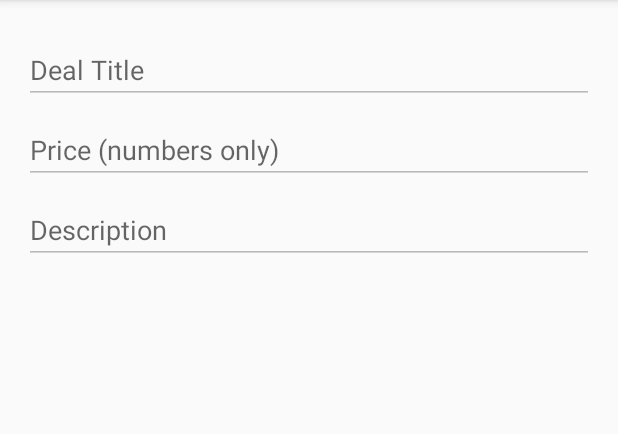
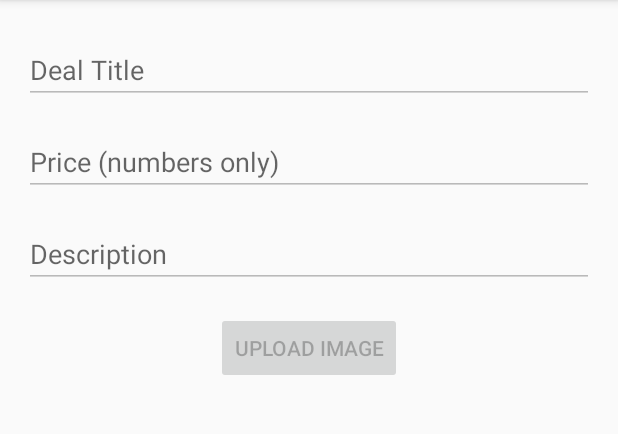
Before and after one commit to ireolaniyan/Travelmantics, an Android app: the DealActivity screen opened directly, with no data from a screen before it, on a phone screen of 412 x 824 dp, the part 84-518 px from its top. Run offline under Robolectric (Android 15) with nearby library versions, the phone set to English and light mode, and no system bars; our stand-ins replace Firebase (no records; nobody signed in at launch, a user with empty details on screens opened directly), Picasso.

Commit message:
feat: image upload and delete

```diff
--- a/app/build.gradle
+++ b/app/build.gradle
@@ -26,8 +26,11 @@ dependencies {
 
     implementation 'com.google.firebase:firebase-core:17.0.0'
     implementation 'com.google.firebase:firebase-database:18.0.1'
+    implementation 'com.google.firebase:firebase-storage:18.1.1'
     implementation 'com.google.firebase:firebase-auth:17.0.0'
     implementation 'com.firebaseui:firebase-ui-auth:5.0.0'
+
+    implementation 'com.squareup.picasso:picasso:2.5.2'
 
     testImplementation 'junit:junit:4.12'
     androidTestImplementation 'androidx.test:runner:1.2.0'
--- a/app/src/main/res/layout/activity_insert.xml
+++ b/app/src/main/res/layout/activity_deal.xml
@@ -22,7 +22,7 @@
         android:id="@+id/edit_text_price"
         android:layout_width="0dp"
         android:layout_height="wrap_content"
-        android:layout_marginTop="8dp"
+        android:layout_marginTop="@dimen/text_margin_standard"
         android:inputType="numberDecimal"
         android:hint="@string/price_hint"
         app:layout_constraintEnd_toEndOf="@+id/edit_text_title"
@@ -33,10 +33,31 @@
         android:id="@+id/edit_text_description"
         android:layout_width="0dp"
         android:layout_height="wrap_content"
-        android:layout_marginTop="8dp"
+        android:layout_marginTop="@dimen/text_margin_standard"
         android:hint="@string/description_hint"
         app:layout_constraintEnd_toEndOf="@+id/edit_text_price"
         app:layout_constraintHorizontal_bias="1.0"
         app:layout_constraintStart_toStartOf="@+id/edit_text_price"
         app:layout_constraintTop_toBottomOf="@+id/edit_text_price" />
+
+    <Button
+        android:id="@+id/button_upload_image"
+        android:layout_width="wrap_content"
+        android:layout_height="wrap_content"
+        android:layout_marginTop="@dimen/text_margin_standard"
+        android:text="Upload Image"
+        app:layout_constraintEnd_toEndOf="@+id/edit_text_description"
+        app:layout_constraintStart_toStartOf="@+id/edit_text_description"
+        app:layout_constraintTop_toBottomOf="@+id/edit_text_description" />
+
+    <ImageView
+        android:id="@+id/image"
+        android:layout_width="wrap_content"
+        android:layout_height="wrap_content"
+        android:layout_marginTop="8dp"
+        android:layout_marginEnd="8dp"
+        app:layout_constraintEnd_toEndOf="@+id/button_upload_image"
+        app:layout_constraintStart_toStartOf="@+id/button_upload_image"
+        app:layout_constraintTop_toBottomOf="@+id/button_upload_image"
+        app:srcCompat="@android:color/transparent" />
 </androidx.constraintlayout.widget.ConstraintLayout>
```
Also changed, not shown: app/src/main/java/com/example/travelmantics/DealActivity.java (+86 -4 lines), app/src/main/java/com/example/travelmantics/DealAdapter.java (+16 -0 lines), app/src/main/java/com/example/travelmantics/Models/TravelDeal.java (+22 -7 lines), app/src/main/java/com/example/travelmantics/Utils/FirebaseUtil.java (+10 -0 lines).
